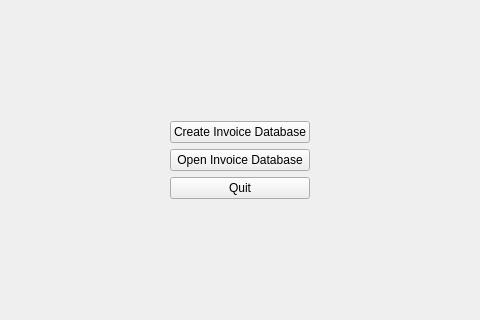
First picture: the form in mainwindow.ui, repository MickaelOnTheWave/InvoiceManager, before the edit; both pictures show x 263 to 743 and y 264 to 584 of the 1006 by 847 pixel window.
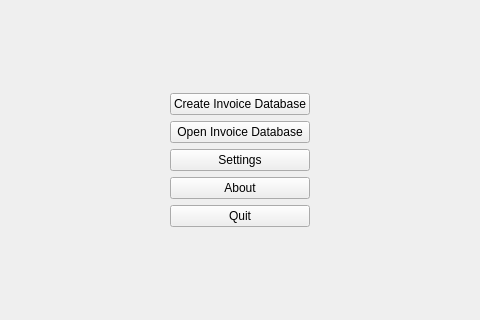
Second picture: the form after the edit. The open tabs and pages were chosen to show the change. Custom widgets are drawn as their Qt base class.

Commit message: Added Title bar with common dialog buttons. Added Settings dialog and About dialog structures.

What changed in the file:
```diff
--- a/mainwindow.ui
+++ b/mainwindow.ui
@@ -66,6 +66,20 @@
               </property>
              </widget>
             </item>
+            <item>
+             <widget class="QPushButton" name="settingsButton">
+              <property name="text">
+               <string>Settings</string>
+              </property>
+             </widget>
+            </item>
+            <item>
+             <widget class="QPushButton" name="aboutButton">
+              <property name="text">
+               <string>About</string>
+              </property>
+             </widget>
+            </item>
             <item>
              <widget class="QPushButton" name="quitButton">
               <property name="text">
@@ -139,6 +153,12 @@
    <header>CreatePage.h</header>
    <container>1</container>
   </customwidget>
+  <customwidget>
+   <class>SettingsPage</class>
+   <extends>QWidget</extends>
+   <header>SettingsPage.h</header>
+   <container>1</container>
+  </customwidget>
  </customwidgets>
  <resources/>
  <connections/>
```
Left out of the diff: 4 changed lines with no effect on the pictures. The commit also changes 17 other files.
